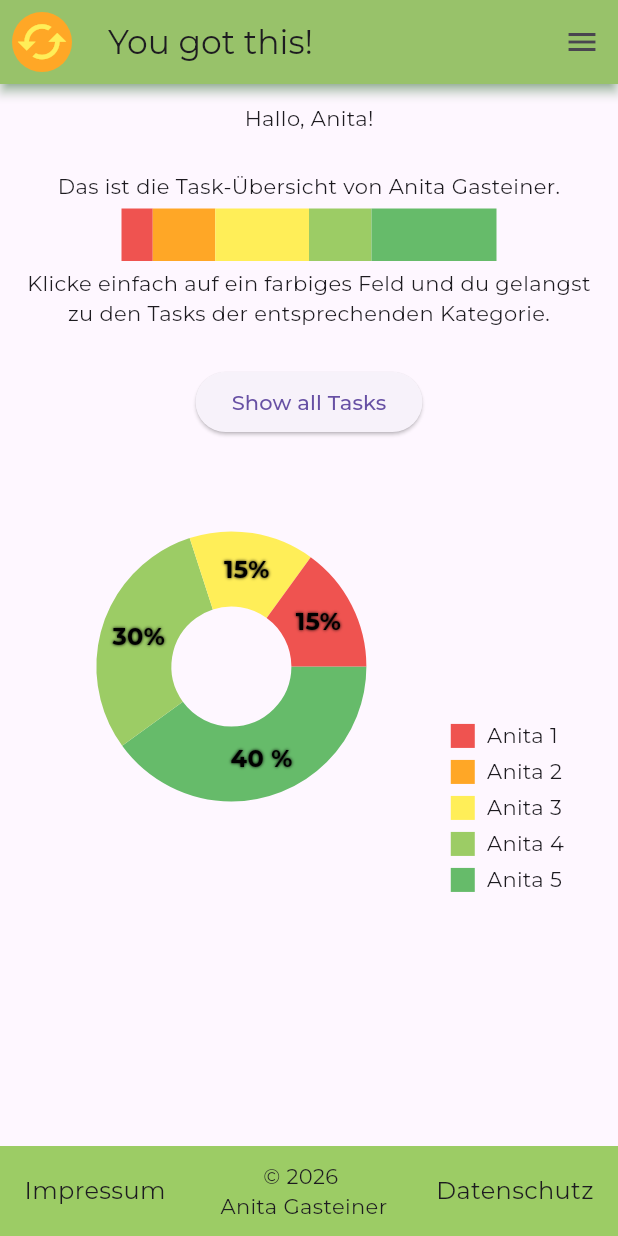
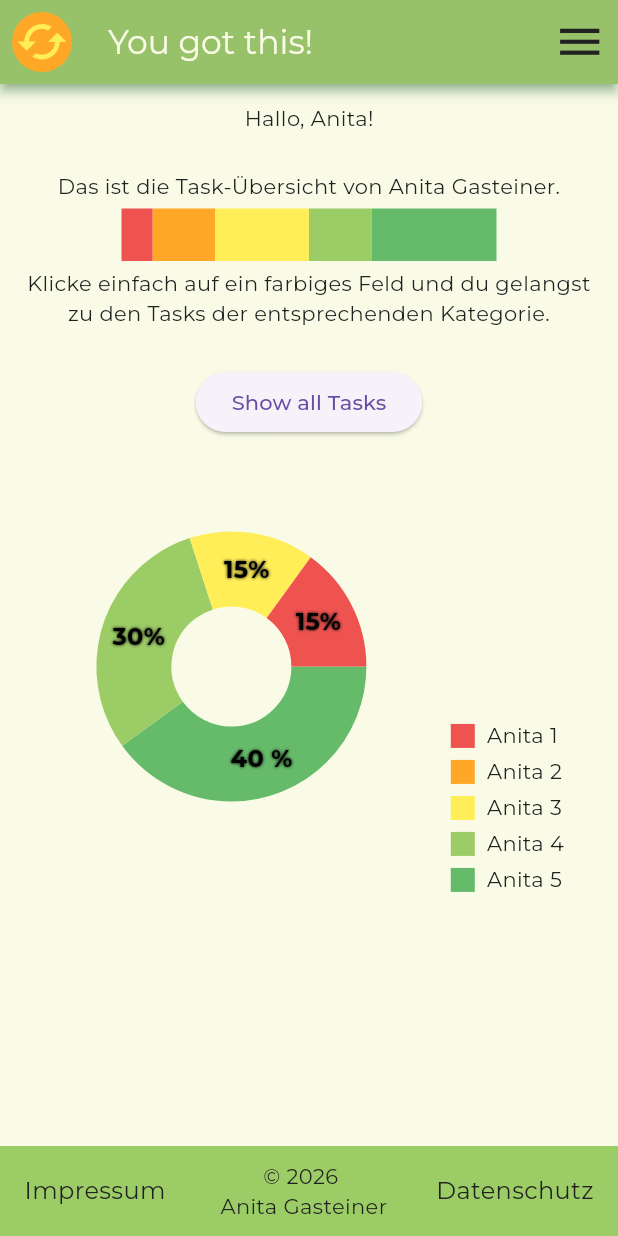
Before and after one commit to anitagasteiner/you-got-this, a Flutter app: the screen it shows after launch, on a phone screen of 412 x 824 dp. Run offline on Flutter 3.47's test engine with Material 3 defaults, Android fonts, the phone set to English and light mode, and no system bars; drawn by our look-alikes of fl_chart.

Commit message:
base colors resolved

```diff
--- a/lib/common/colors.dart
+++ b/lib/common/colors.dart
@@ -14,3 +14,8 @@ class ScaleColors {
   static final doneRecently = Colors.lightGreen[400]!;
   static final done = Colors.green[400]!;
 }
+
+class BaseColors {
+  static final light = Colors.lime[50];
+  static final dark = Colors.grey[900];
+}
--- a/lib/main.dart
+++ b/lib/main.dart
@@ -1,4 +1,5 @@
 import 'package:flutter/material.dart';
+import 'package:you_got_this/common/colors.dart';
 import 'screens/home_screen.dart';
 import 'screens/tasks_screen.dart';
 
@@ -18,7 +19,15 @@ class MainApp extends StatelessWidget {
         '/tasks': (context) => TasksScreen(),
       },
       title: 'You got this!',
-      theme: ThemeData(fontFamily: 'Montserrat'),
+      theme: ThemeData(
+        fontFamily: 'Montserrat',
+        scaffoldBackgroundColor: BaseColors.light,
+        textTheme: TextTheme(
+          bodyLarge: TextStyle(color: BaseColors.dark),
+          bodyMedium: TextStyle(color: BaseColors.dark),
+          titleLarge: TextStyle(color: BaseColors.dark),
+        ),
+      ),
     );
   }
 
--- a/lib/widgets/navbars_widgets.dart
+++ b/lib/widgets/navbars_widgets.dart
@@ -1,6 +1,5 @@
 import 'package:flutter/material.dart';
 import '../common/colors.dart';
-import '../common/painting.dart';
 import 'logo_widget.dart';
 
 
@@ -15,10 +14,17 @@ class AppBarTop extends StatelessWidget implements PreferredSizeWidget {
         // child: Image.asset('/images/coffee.png'),
         child: const Logo(),
         ),
-      title: const Text('You got this!'),
+      title: Text(
+        'You got this!',
+        style: TextStyle(color: BaseColors.light),
+        ),
       actions: [
         IconButton(
-          icon: Icon(Icons.menu),
+          icon: Icon(
+            Icons.menu,
+            size: 35,
+            color: BaseColors.dark,
+            ),
           onPressed: () {},
         ),
       ],
```
